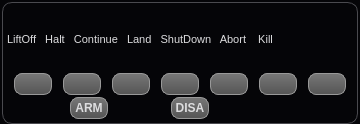
Old version of the form src/ui/uasmulticontrol.ui in the repository tsgao/CyPlanner.
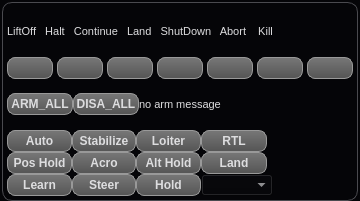
New version of the form. Icons and pictures are not drawn.

```diff
--- a/src/ui/uasmulticontrol.ui
+++ b/src/ui/uasmulticontrol.ui
@@ -7,7 +7,7 @@
     <x>0</x>
     <y>0</y>
     <width>360</width>
-    <height>124</height>
+    <height>201</height>
    </rect>
   </property>
   <property name="sizePolicy">
@@ -126,7 +126,7 @@
 	border: 1px solid #999999;
 	border-radius: 8px;
 	min-width: 20px;
-	max-width: 32px;
+	max-width: 60px;
 	min-height: 16px;
 	max-height: 16px;
 	padding: 2px;
@@ -269,7 +269,7 @@
      <property name="maximumSize">
       <size>
        <width>16777215</width>
-       <height>130</height>
+       <height>300</height>
       </size>
      </property>
      <property name="title">
@@ -294,6 +294,38 @@
       <property name="verticalSpacing">
        <number>2</number>
       </property>
+      <item row="2" column="0">
+       <layout class="QHBoxLayout" name="horizontalLayout_3">
+        <item>
+         <widget class="QPushButton" name="armButton">
+          <property name="text">
+           <string>ARM_ALL</string>
+          </property>
+         </widget>
+        </item>
+        <item>
+         <widget class="QPushButton" name="disarmButton">
+          <property name="text">
+           <string>DISA_ALL</string>
+          </property>
+         </widget>
+        </item>
+        <item>
+         <widget class="QLabel" name="armMessageLabel">
+          <property name="text">
+           <string>no arm message</string>
+          </property>
+         </widget>
+        </item>
+       </layout>
+      </item>
+      <item row="0" column="0">
+       <widget class="QLabel" name="label">
+        <property name="text">
+         <string>LiftOff   Halt   Continue   Land   ShutDown   Abort    Kill</string>
+        </property>
+       </widget>
+      </item>
       <item row="1" column="0" colspan="2">
        <layout class="QHBoxLayout" name="horizontalLayout" stretch="1,1,1,1,1,1,1">
         <property name="spacing">
@@ -312,7 +344,7 @@
           </property>
           <property name="maximumSize">
            <size>
-            <width>38</width>
+            <width>66</width>
             <height>22</height>
            </size>
           </property>
@@ -341,7 +373,7 @@
           </property>
           <property name="maximumSize">
            <size>
-            <width>38</width>
+            <width>66</width>
             <height>22</height>
            </size>
           </property>
@@ -370,7 +402,7 @@
           </property>
           <property name="maximumSize">
            <size>
-            <width>38</width>
+            <width>66</width>
             <height>22</height>
            </size>
           </property>
@@ -399,7 +431,7 @@
           </property>
           <property name="maximumSize">
            <size>
-            <width>38</width>
+            <width>66</width>
             <height>22</height>
            </size>
           </property>
@@ -422,7 +454,7 @@
          <widget class="QPushButton" name="shutdownButton">
           <property name="maximumSize">
            <size>
-            <width>38</width>
+            <width>66</width>
             <height>22</height>
            </size>
           </property>
@@ -457,7 +489,7 @@
           </property>
           <property name="maximumSize">
            <size>
-            <width>38</width>
+            <width>66</width>
             <height>22</height>
            </size>
           </property>
@@ -486,7 +518,7 @@
           </property>
           <property name="maximumSize">
            <size>
-            <width>38</width>
+            <width>66</width>
             <height>22</height>
            </size>
           </property>
@@ -507,29 +539,88 @@
         </item>
        </layout>
       </item>
-      <item row="0" column="0">
-       <widget class="QLabel" name="label">
-        <property name="text">
-         <string>LiftOff   Halt   Continue   Land   ShutDown   Abort    Kill</string>
-        </property>
-       </widget>
-      </item>
-      <item row="2" column="0">
-       <layout class="QHBoxLayout" name="horizontalLayout_3">
-        <item>
-         <widget class="QPushButton" name="armButton">
+      <item row="3" column="0">
+       <layout class="QGridLayout" name="shortcutGroupBox">
+        <item row="1" column="1">
+         <widget class="QPushButton" name="acroModeButton">
           <property name="text">
-           <string>ARM</string>
+           <string>Acro</string>
           </property>
          </widget>
         </item>
-        <item>
-         <widget class="QPushButton" name="disarmButton">
+        <item row="1" column="2">
+         <widget class="QPushButton" name="altHoldModeButton">
           <property name="text">
-           <string>DISA</string>
+           <string>Alt Hold</string>
           </property>
          </widget>
         </item>
+        <item row="1" column="3">
+         <widget class="QPushButton" name="landModeButton">
+          <property name="text">
+           <string>Land</string>
+          </property>
+         </widget>
+        </item>
+        <item row="1" column="0">
+         <widget class="QPushButton" name="posHoldModeButton">
+          <property name="text">
+           <string>Pos Hold</string>
+          </property>
+         </widget>
+        </item>
+        <item row="0" column="3">
+         <widget class="QPushButton" name="rtlModeButton">
+          <property name="text">
+           <string>RTL</string>
+          </property>
+         </widget>
+        </item>
+        <item row="2" column="1">
+         <widget class="QPushButton" name="steerModeButton">
+          <property name="text">
+           <string>Steer</string>
+          </property>
+         </widget>
+        </item>
+        <item row="2" column="2">
+         <widget class="QPushButton" name="holdModeButton">
+          <property name="text">
+           <string>Hold</string>
+          </property>
+         </widget>
+        </item>
+        <item row="0" column="1">
+         <widget class="QPushButton" name="stabilizeModeButton">
+          <property name="text">
+           <string>Stabilize</string>
+          </property>
+         </widget>
+        </item>
+        <item row="0" column="0">
+         <widget class="QPushButton" name="autoModeButton">
+          <property name="text">
+           <string>Auto</string>
+          </property>
+         </widget>
+        </item>
+        <item row="0" column="2">
+         <widget class="QPushButton" name="loiterModeButton">
+          <property name="text">
+           <string>Loiter</string>
+          </property>
+         </widget>
+        </item>
+        <item row="2" column="0">
+         <widget class="QPushButton" name="learnModeButton">
+          <property name="text">
+           <string>Learn</string>
+          </property>
+         </widget>
+        </item>
+        <item row="2" column="3">
+         <widget class="QComboBox" name="modeComboBox"/>
+        </item>
        </layout>
       </item>
      </layout>
```
